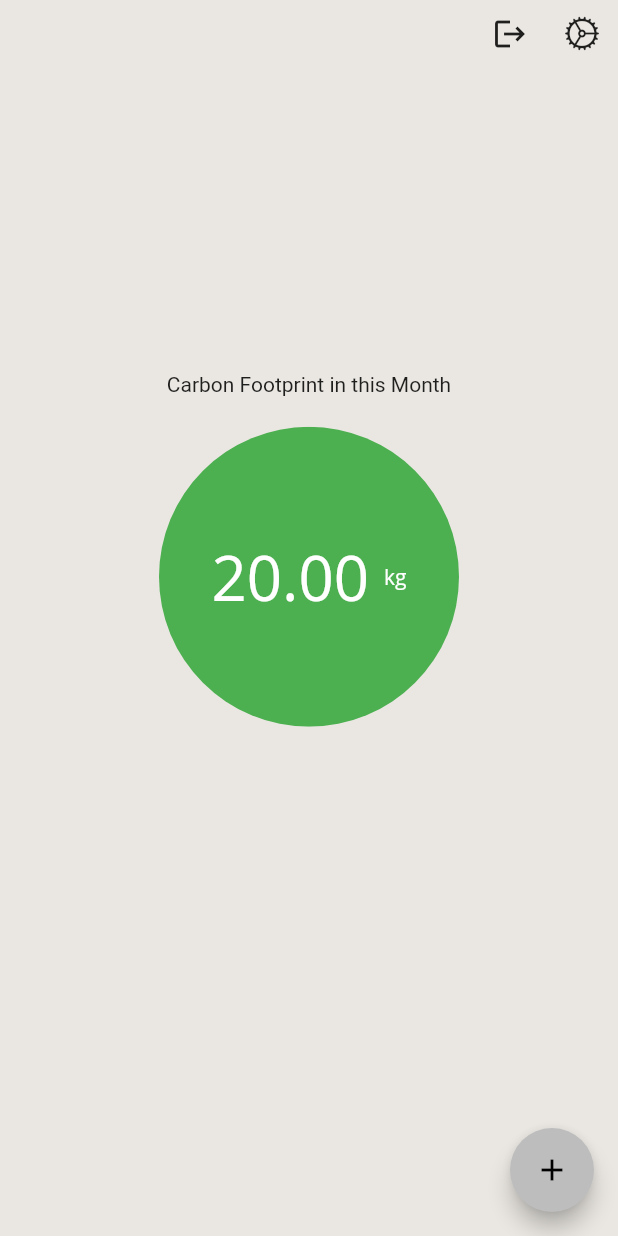
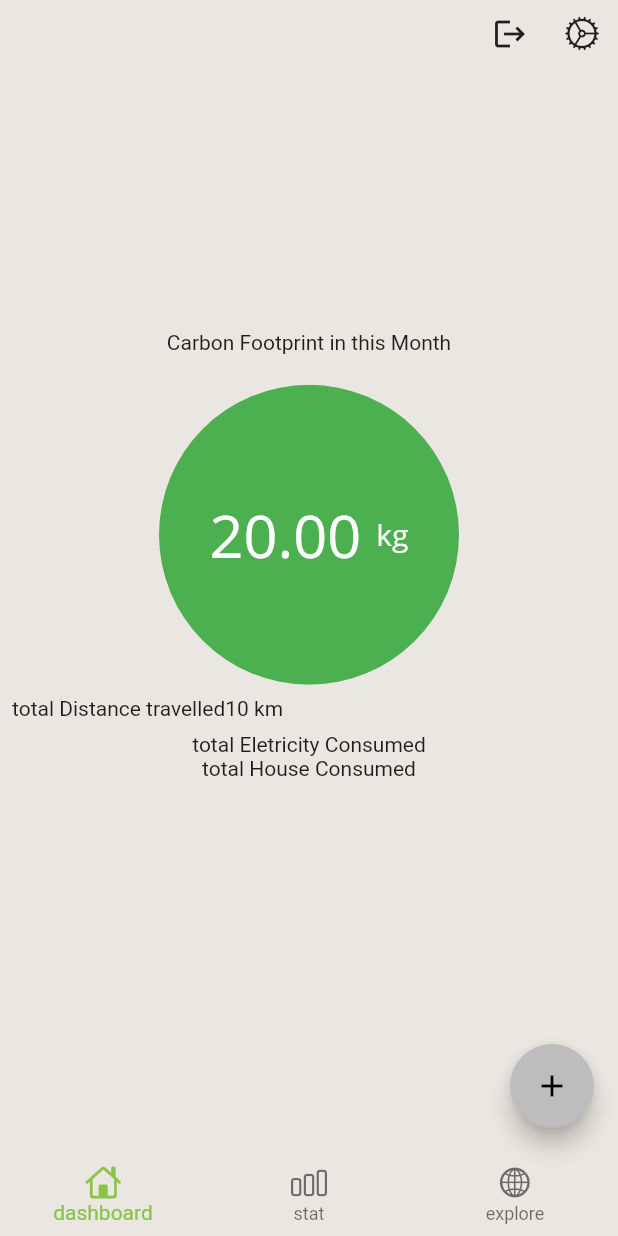
Before and after one commit to yuhangang/Tech-Titans-KH-2021, a Flutter app: the MyHomePage screen opened by its route, on a phone screen of 412 x 824 dp. Run offline on Flutter 3.47's test engine with Material 2 defaults, Android fonts, the phone set to English and light mode, and no system bars; our stand-ins replace flutter_local_notifications, get, shared_preferences; missing offline and left inert: flex_color_picker; accounts and stored records are empty; Roboto replaces fonts that are missing (Hind, Open Sans).

Commit message:
add something change

```diff
--- a/lib/core/theme/theme.dart
+++ b/lib/core/theme/theme.dart
@@ -49,7 +49,9 @@ abstract class ThemeBuilder {
           TargetPlatform.iOS: CupertinoPageTransitionsBuilder(),
           TargetPlatform.android: CupertinoPageTransitionsBuilder(),
         }),
-    );
+        bottomNavigationBarTheme: BottomNavigationBarThemeData(
+            selectedIconTheme: IconThemeData(color: Colors.lightGreen),
+            selectedItemColor: Colors.lightGreen));
   }
 
   static ThemeData darkTheme(bool isDarkMode, int themeColorIndex) {
--- a/lib/screens/home_page/home_page.dart
+++ b/lib/screens/home_page/home_page.dart
@@ -3,6 +3,7 @@ import 'package:flutter/foundation.dart';
 import 'package:flutter/material.dart';
 import 'package:provider/provider.dart';
 import 'package:tech_titans/components/custom_app_bar.dart';
+import 'package:tech_titans/core/alert/alert_helper.dart';
 import 'package:tech_titans/core/push_notification/src/notification_show/notification_helper.dart';
 import 'package:tech_titans/providers/auth_provider.dart';
 import 'package:tech_titans/providers/summary_provider.dart';
@@ -43,6 +44,7 @@ class _MyHomePageState extends State<MyHomePage> {
   @override
   Widget build(BuildContext context) {
     final screenWidth = MediaQuery.of(context).size.width;
+    //Future.delayed(Duration.zero, () => AlertDialogHelper.showMonthlyDialog());
     // This method is rerun every time setState is called, for instance as done
     // by the _incrementCounter method above.
     //
@@ -50,6 +52,18 @@ class _MyHomePageState extends State<MyHomePage> {
     // fast, so that you can just rebuild anything that needs updating rather
     // than having to individually change instances of widgets.
     return Scaffold(
+      bottomNavigationBar: BottomNavigationBar(
+        backgroundColor: Colors.transparent,
+        elevation: 0,
+        items: [
+          BottomNavigationBarItem(
+              icon: Icon(CupertinoIcons.home), label: "dashboard"),
+          BottomNavigationBarItem(
+              icon: Icon(CupertinoIcons.chart_bar), label: "stat"),
+          BottomNavigationBarItem(
+              icon: Icon(CupertinoIcons.globe), label: "explore")
+        ],
+      ),
       appBar: CustomAppBar(
         title: "HOME",
         leading: Container(),
@@ -73,26 +87,10 @@ class _MyHomePageState extends State<MyHomePage> {
         ],
       ),
       body: Center(
-        // Center is a layout widget. It takes a single child and positions it
-        // in the middle of the parent.
         child: Container(
           width: screenWidth,
           height: screenWidth,
           child: Column(
-            // Column is also a layout widget. It takes a list of children and
-            // arranges them vertically. By default, it sizes itself to fit its
-            // children horizontally, and tries to be as tall as its parent.
-            //
-            // Invoke "debug painting" (press "p" in the console, choose the
-            // "Toggle Debug Paint" action from the Flutter Inspector in Android
-            // Studio, or the "Toggle Debug Paint" command in Visual Studio Code)
-            // to see the wireframe for each widget.
-            //
-            // Column has various properties to control how it sizes itself and
-            // how it positions its children. Here we use mainAxisAlignment to
-            // center the children vertically; the main axis here is the vertical
-            // axis because Columns are vertical (the cross axis would be
-            // horizontal).
             mainAxisAlignment: MainAxisAlignment.start,
             children: <Widget>[
               Padding(
@@ -101,56 +99,22 @@ class _MyHomePageState extends State<MyHomePage> {
                   'Carbon Footprint in this Month',
                 ),
               ),
-              ClipOval(
-                child: Consumer<SummaryProvider>(
-                  builder: (_, summaryProvider, child) {
-                    return Container(
-                      color: Colors.green,
-                      width: 200,
-                      height: 200,
-                      child: Center(
-                        child: Stack(
-                          children: [
-                            Row(
-                              children: [
-                                Expanded(
-                                  child: SizedBox(),
-                                ),
-                                Flexible(
-                                  flex: 3,
-                                  child: FittedBox(
-                                    fit: BoxFit.scaleDown,
-                                    child: Text(
-                                      summaryProvider.getUnitNumString(),
-                                      style: Theme.of(context)
-                                          .textTheme
-                                          .headline2!
-                                          .copyWith(color: Colors.white),
-                                    ),
-                                  ),
-                                ),
-                                SizedBox(
-                                  width: 10,
-                                ),
-                                Text(
-                                  summaryProvider.getUnitName(),
-                                  style: Theme.of(context)
-                                      .textTheme
-                                      .bodyText1!
-                                      .copyWith(color: Colors.white),
-                                ),
-                                Expanded(
-                                  child: SizedBox(),
-                                ),
-                              ],
-                            ),
-                          ],
-                        ),
-                      ),
-                    );
-                  },
-                ),
-              ),
+              EarthItem(),
+              Column(
+                children: [
+                  Padding(
+                    padding: const EdgeInsets.all(8.0),
+                    child: Row(
+                      children: [
+                        Text("total Distance travelled"),
+                        Text("10 km")
+                      ],
+                    ),
+                  ),
+                  Text("total Eletricity Consumed"),
+                  Text("total House Consumed")
+                ],
+              )
             ],
           ),
         ),
@@ -165,7 +129,76 @@ class _MyHomePageState extends State<MyHomePage> {
         },
         tooltip: 'Increment',
         child: Icon(Icons.add),
-      ), // This trailing comma makes auto-formatting nicer for build methods.
+      ),
+
+// This trailing comma makes auto-formatting nicer for build methods.
     );
   }
 }
+
+class EarthItem extends StatelessWidget {
+  const EarthItem({
+    Key? key,
+  }) : super(key: key);
+
+  @override
+  Widget build(BuildContext context) {
+    return ClipOval(
+      child: Consumer<SummaryProvider>(
+        builder: (_, summaryProvider, child) {
+          return Container(
+            width: 200,
+            height: 200,
+            child: Center(
+              child: Stack(
+                children: [
+                  AnimatedContainer(
+                    duration: Duration(milliseconds: 500),
+                    color: summaryProvider.footPrintCurrentMonth > 100
+                        ? Colors.yellow[400]
+                        : Colors.green,
+                  ),
+                  Row(
+                    children: [
+                      Expanded(
+                        child: SizedBox(),
+                      ),
+                      Flexible(
+                        flex: 3,
+                        child: Center(
+                          child: FittedBox(
+                            fit: BoxFit.scaleDown,
+                            child: Text(
+                              summaryProvider.getUnitNumString(),
+                              style: Theme.of(context)
+                                  .textTheme
+                                  .headline2!
+                                  .copyWith(color: Colors.white),
+                            ),
+                          ),
+                        ),
+                      ),
+                      SizedBox(
+                        width: 10,
+                      ),
+                      Text(
+                        summaryProvider.getUnitName(),
+                        style: Theme.of(context)
+                            .textTheme
+                            .bodyText1!
+                            .copyWith(color: Colors.white, fontSize: 20),
+                      ),
+                      Expanded(
+                        child: SizedBox(),
+                      ),
+                    ],
+                  ),
+                ],
+              ),
+            ),
+          );
+        },
+      ),
+    );
+  }
+}
```
Also changed, not shown: lib/core/alert/alert_helper.dart (added, +22 -0 lines), lib/core/alert/monthly_dialog.dart (added, +97 -0 lines). Lines whose indentation alone changed are shown as unchanged.
